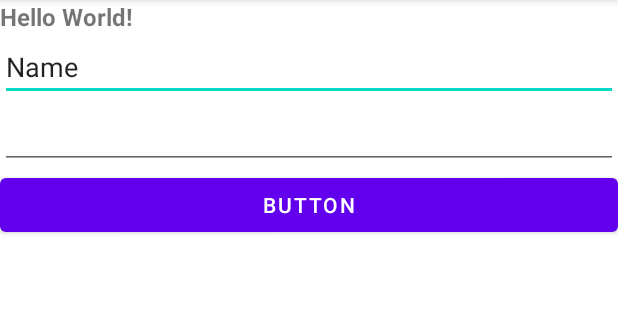
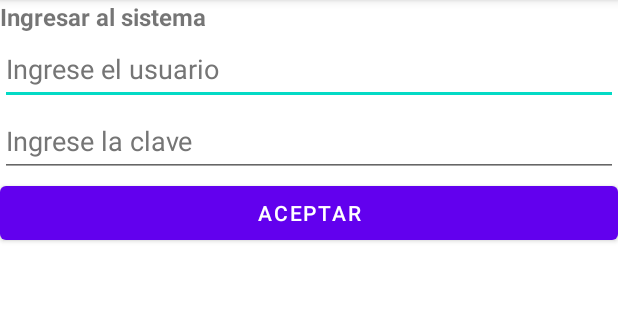
Before and after one commit to clayaldas/App_003, an Android app: the screen it shows after launch (MainActivity), on a phone screen of 412 x 824 dp, the part 84-404 px from its top. Run offline under Robolectric (Android 15) with nearby library versions, the phone set to English and light mode, and no system bars.

Commit message:
Agregado segundo activity y paso de parametros

```diff
--- a/app/src/main/java/fisei/uta/edu/ec/app_003/MainActivity.java
+++ b/app/src/main/java/fisei/uta/edu/ec/app_003/MainActivity.java
@@ -2,13 +2,55 @@ package fisei.uta.edu.ec.app_003;
 
 import androidx.appcompat.app.AppCompatActivity;
 
+import android.content.Intent;
 import android.os.Bundle;
+import android.view.View;
+import android.widget.Button;
+import android.widget.EditText;
+import android.widget.Toast;
 
 public class MainActivity extends AppCompatActivity {
+
+    private EditText editTextUserName;
+    private EditText editTextPassword;
+    private Button buttonOk;
 
     @Override
     protected void onCreate(Bundle savedInstanceState) {
         super.onCreate(savedInstanceState);
         setContentView(R.layout.activity_main);
+
+        editTextUserName = findViewById(R.id.editTextUserName);
+        editTextPassword = findViewById(R.id.editTextPassword);
+        buttonOk = findViewById(R.id.buttonOk);
+
+        buttonOk.setOnClickListener(new View.OnClickListener() {
+            @Override
+            public void onClick(View view) {
+
+                String userName = editTextUserName.getText().toString();
+                String password = editTextPassword.getText().toString();
+
+                if (userName.equals("user") && password.equals("user"))
+                {
+                    // mostrar una segunda pantalla
+                    Intent intent = new Intent( MainActivity.this, SecondActivity.class);
+
+                    // pasar información al activity
+                    intent.putExtra("usernameExtra", userName);
+                    intent.putExtra("passwordExtra", password);
+
+                    startActivity(intent);
+                    // finish();
+                }
+                else
+                {
+                    //  mostrar un mensaje
+                    Toast.makeText(getApplicationContext(), "Usuario y/o clave son incorrectos",
+                            Toast.LENGTH_LONG).show();
+                }
+            }
+        });
     }
+
 }
--- a/app/src/main/res/layout/activity_main.xml
+++ b/app/src/main/res/layout/activity_main.xml
@@ -10,29 +10,36 @@
     <TextView
         android:layout_width="match_parent"
         android:layout_height="wrap_content"
-        android:text="Hello World!"
+        android:text="@string/textView_text_title"
         android:textSize="16sp"
         android:textStyle="bold" />
 
     <EditText
-        android:id="@+id/editTextTextPersonName"
+        android:id="@+id/editTextUserName"
         android:layout_width="match_parent"
         android:layout_height="wrap_content"
+        android:autofillHints=""
         android:ems="10"
+        android:hint="@string/editText_hint_username"
         android:inputType="textPersonName"
-        android:text="Name" />
+        android:minHeight="48dp"
+        android:textColorHint="#757575" />
 
     <EditText
-        android:id="@+id/editTextTextPassword"
+        android:id="@+id/editTextPassword"
         android:layout_width="match_parent"
         android:layout_height="wrap_content"
+        android:autofillHints=""
         android:ems="10"
-        android:inputType="textPassword" />
+        android:hint="@string/editText_hint_password"
+        android:inputType="textPassword"
+        android:minHeight="48dp"
+        android:textColorHint="#757575" />
 
     <Button
-        android:id="@+id/button"
+        android:id="@+id/buttonOk"
         android:layout_width="match_parent"
         android:layout_height="wrap_content"
-        android:text="Button" />
+        android:text="@string/button_text_ok" />
 
 </LinearLayout>
--- a/app/src/main/res/values/strings.xml
+++ b/app/src/main/res/values/strings.xml
@@ -1,7 +1,7 @@
 <resources>
     <string name="app_name">App_003</string>
 
-    <string name="textView_text_title">App_003</string>
+    <string name="textView_text_title">Ingresar al sistema</string>
 
     <string name="editText_hint_username">Ingrese el usuario</string>
     <string name="editText_hint_password">Ingrese la clave</string>
```
Also changed, not shown: app/src/main/AndroidManifest.xml (+7 -0 lines), app/src/main/java/fisei/uta/edu/ec/app_003/SecondActivity.java (added, +27 -0 lines), app/src/main/res/layout/activity_second.xml (added, +15 -0 lines).
